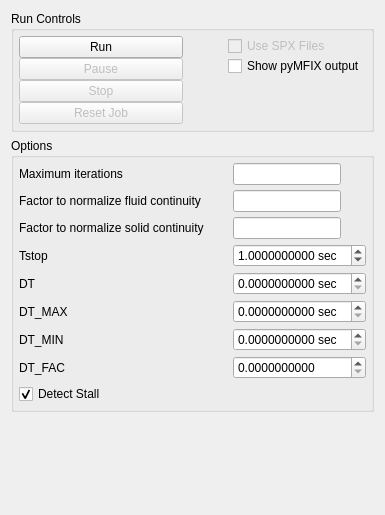
Above: gui/uifiles/run.ui from truongd8593/mfix before the change. Below: the same form after it.
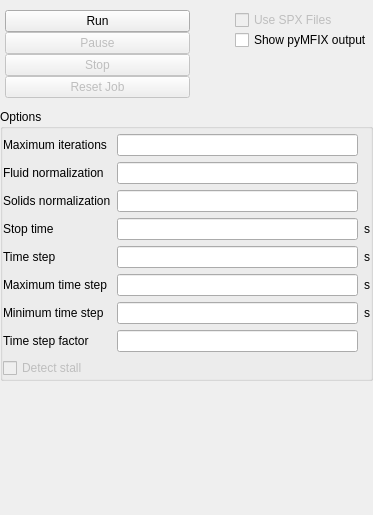
That is the form after the change. Custom widgets are drawn as their Qt base class.

Commit message: run pane:  change DoubleSpinBoxes to LineEdits, fix layout & labels

```diff
--- a/gui/uifiles/run.ui
+++ b/gui/uifiles/run.ui
@@ -6,11 +6,23 @@
    <rect>
     <x>0</x>
     <y>0</y>
-    <width>385</width>
+    <width>373</width>
     <height>515</height>
    </rect>
   </property>
   <layout class="QGridLayout" name="gridLayout">
+   <property name="leftMargin">
+    <number>0</number>
+   </property>
+   <property name="topMargin">
+    <number>5</number>
+   </property>
+   <property name="rightMargin">
+    <number>0</number>
+   </property>
+   <property name="bottomMargin">
+    <number>0</number>
+   </property>
    <item row="9" column="0">
     <widget class="QGroupBox" name="groupbox_run_options">
      <property name="title">
@@ -19,32 +31,54 @@
      <property name="flat">
       <bool>true</bool>
      </property>
-     <layout class="QGridLayout" name="gridLayout_4" rowstretch="0,0,0,0,0,0,0,0,0,0,0,0,0,0,0,0" columnstretch="0,0">
-      <property name="margin">
-       <number>5</number>
+     <layout class="QGridLayout" name="gridLayout_4">
+      <property name="leftMargin">
+       <number>0</number>
       </property>
-      <property name="spacing">
+      <property name="topMargin">
        <number>5</number>
       </property>
-      <item row="2" column="0">
-       <widget class="QLabel" name="label_2">
+      <property name="rightMargin">
+       <number>0</number>
+      </property>
+      <property name="bottomMargin">
+       <number>0</number>
+      </property>
+      <item row="0" column="0">
+       <widget class="QLabel" name="label_max_nit">
         <property name="text">
          <string>Maximum iterations</string>
         </property>
        </widget>
       </item>
-      <item row="2" column="1">
-       <widget class="LineEdit" name="lineedit_keyword_max_nit">
+      <item row="1" column="0">
+       <widget class="QLabel" name="label_norm_g">
         <property name="sizePolicy">
-         <sizepolicy hsizetype="Maximum" vsizetype="Fixed">
+         <sizepolicy hsizetype="Minimum" vsizetype="Preferred">
           <horstretch>0</horstretch>
           <verstretch>0</verstretch>
          </sizepolicy>
+        </property>
+        <property name="text">
+         <string>Fluid normalization</string>
+        </property>
+       </widget>
+      </item>
+      <item row="2" column="0">
+       <widget class="QLabel" name="label_norm_s">
+        <property name="sizePolicy">
+         <sizepolicy hsizetype="Minimum" vsizetype="Preferred">
+          <horstretch>0</horstretch>
+          <verstretch>0</verstretch>
+         </sizepolicy>
+        </property>
+        <property name="text">
+         <string>Solids normalization</string>
         </property>
        </widget>
       </item>
       <item row="3" column="0">
-       <widget class="QLabel" name="label_3">
+       <widget class="QLabel" name="label_tstop">
         <property name="sizePolicy">
          <sizepolicy hsizetype="Minimum" vsizetype="Preferred">
           <horstretch>0</horstretch>
@@ -52,22 +86,22 @@
          </sizepolicy>
         </property>
         <property name="text">
-         <string>Factor to normalize fluid continuity</string>
+         <string>Stop time</string>
         </property>
        </widget>
       </item>
       <item row="3" column="1">
-       <widget class="LineEdit" name="lineedit_keyword_norm_g">
-        <property name="sizePolicy">
-         <sizepolicy hsizetype="Maximum" vsizetype="Fixed">
-          <horstretch>0</horstretch>
-          <verstretch>0</verstretch>
-         </sizepolicy>
+       <widget class="LineEdit" name="lineedit_keyword_tstop"/>
+      </item>
+      <item row="3" column="2">
+       <widget class="QLabel" name="label_5">
+        <property name="text">
+         <string>s</string>
         </property>
        </widget>
       </item>
       <item row="4" column="0">
-       <widget class="QLabel" name="label_4">
+       <widget class="QLabel" name="label_dt">
         <property name="sizePolicy">
          <sizepolicy hsizetype="Minimum" vsizetype="Preferred">
           <horstretch>0</horstretch>
@@ -75,61 +109,55 @@
          </sizepolicy>
         </property>
         <property name="text">
-         <string>Factor to normalize solid continuity</string>
+         <string>Time step</string>
         </property>
        </widget>
       </item>
       <item row="4" column="1">
-       <widget class="LineEdit" name="lineedit_keyword_norm_s">
+       <widget class="LineEdit" name="lineedit_keyword_dt"/>
+      </item>
+      <item row="4" column="2">
+       <widget class="QLabel" name="label_6">
+        <property name="text">
+         <string>s</string>
+        </property>
+       </widget>
+      </item>
+      <item row="5" column="0">
+       <widget class="QLabel" name="label_dt_max">
         <property name="sizePolicy">
-         <sizepolicy hsizetype="Maximum" vsizetype="Fixed">
+         <sizepolicy hsizetype="Minimum" vsizetype="Preferred">
           <horstretch>0</horstretch>
           <verstretch>0</verstretch>
          </sizepolicy>
         </property>
+        <property name="text">
+         <string>Maximum time step</string>
+        </property>
        </widget>
       </item>
+      <item row="5" column="1">
+       <widget class="LineEdit" name="lineedit_keyword_dt_max"/>
+      </item>
       <item row="6" column="0">
-       <widget class="QLabel" name="label_128">
-        <property name="sizePolicy">
-         <sizepolicy hsizetype="Minimum" vsizetype="Preferred">
-          <horstretch>0</horstretch>
-          <verstretch>0</verstretch>
-         </sizepolicy>
+       <widget class="QLabel" name="label_dt_min">
+        <property name="text">
+         <string>Minimum time step</string>
         </property>
+       </widget>
+      </item>
+      <item row="6" column="1">
+       <widget class="LineEdit" name="lineedit_keyword_dt_min"/>
+      </item>
+      <item row="7" column="0">
+       <widget class="QLabel" name="label_dt_fac">
         <property name="text">
-         <string>Tstop</string>
+         <string>Time step factor</string>
         </property>
        </widget>
       </item>
       <item row="8" column="0">
-       <widget class="QLabel" name="label_130">
-        <property name="sizePolicy">
-         <sizepolicy hsizetype="Minimum" vsizetype="Preferred">
-          <horstretch>0</horstretch>
-          <verstretch>0</verstretch>
-         </sizepolicy>
-        </property>
-        <property name="text">
-         <string>DT</string>
-        </property>
-       </widget>
-      </item>
-      <item row="10" column="0">
-       <widget class="QLabel" name="label_131">
-        <property name="sizePolicy">
-         <sizepolicy hsizetype="Minimum" vsizetype="Preferred">
-          <horstretch>0</horstretch>
-          <verstretch>0</verstretch>
-         </sizepolicy>
-        </property>
-        <property name="text">
-         <string>DT_MAX</string>
-        </property>
-       </widget>
-      </item>
-      <item row="15" column="0">
-       <widget class="QFrame" name="frame_27">
+       <widget class="QFrame" name="frame_detect_stall">
         <property name="frameShape">
          <enum>QFrame::NoFrame</enum>
         </property>
@@ -153,94 +181,65 @@
           <number>5</number>
          </property>
          <item row="14" column="0">
-          <widget class="QCheckBox" name="checkBox">
+          <widget class="QCheckBox" name="checkbox_detect_stall">
+           <property name="enabled">
+            <bool>false</bool>
+           </property>
            <property name="text">
-            <string>Detect Stall</string>
+            <string>Detect stall</string>
            </property>
            <property name="checked">
-            <bool>true</bool>
+            <bool>false</bool>
            </property>
           </widget>
          </item>
         </layout>
        </widget>
       </item>
-      <item row="12" column="0">
-       <widget class="QLabel" name="label">
+      <item row="5" column="2">
+       <widget class="QLabel" name="label_7">
         <property name="text">
-         <string>DT_MIN</string>
+         <string>s</string>
         </property>
        </widget>
       </item>
-      <item row="14" column="0">
-       <widget class="QLabel" name="label_5">
+      <item row="6" column="2">
+       <widget class="QLabel" name="label_8">
         <property name="text">
-         <string>DT_FAC</string>
+         <string>s</string>
         </property>
        </widget>
       </item>
-      <item row="8" column="1">
-       <widget class="DoubleSpinBox" name="doublespinbox_keyword_dt">
-        <property name="suffix">
-         <string> sec</string>
-        </property>
-        <property name="decimals">
-         <number>10</number>
-        </property>
-        <property name="singleStep">
-         <double>0.000010000000000</double>
-        </property>
-       </widget>
+      <item row="7" column="1">
+       <widget class="LineEdit" name="lineedit_keyword_dt_fac"/>
       </item>
-      <item row="10" column="1">
-       <widget class="DoubleSpinBox" name="doublespinbox_keyword_dt_max">
-        <property name="suffix">
-         <string> sec</string>
+      <item row="2" column="1">
+       <widget class="LineEdit" name="lineedit_keyword_norm_s">
+        <property name="sizePolicy">
+         <sizepolicy hsizetype="Expanding" vsizetype="Fixed">
+          <horstretch>0</horstretch>
+          <verstretch>0</verstretch>
+         </sizepolicy>
         </property>
-        <property name="decimals">
-         <number>10</number>
-        </property>
-        <property name="singleStep">
-         <double>0.000010000000000</double>
-        </property>
        </widget>
       </item>
-      <item row="12" column="1">
-       <widget class="DoubleSpinBox" name="doublespinbox_keyword_dt_min">
-        <property name="suffix">
-         <string> sec</string>
+      <item row="1" column="1">
+       <widget class="LineEdit" name="lineedit_keyword_norm_g">
+        <property name="sizePolicy">
+         <sizepolicy hsizetype="Expanding" vsizetype="Fixed">
+          <horstretch>0</horstretch>
+          <verstretch>0</verstretch>
+         </sizepolicy>
         </property>
-        <property name="decimals">
-         <number>10</number>
-        </property>
-        <property name="singleStep">
-         <double>0.000010000000000</double>
-        </property>
        </widget>
       </item>
-      <item row="14" column="1">
-       <widget class="DoubleSpinBox" name="doublespinbox_keyword_dt_fac">
-        <property name="suffix">
-         <string> </string>
-        </property>
-        <property name="decimals">
-         <number>10</number>
-        </property>
-        <property name="singleStep">
-         <double>0.000010000000000</double>
-        </property>
-       </widget>
-      </item>
-      <item row="6" column="1">
-       <widget class="DoubleSpinBox" name="doublespinbox_keyword_tstop">
-        <property name="suffix">
-         <string> sec</string>
-        </property>
-        <property name="decimals">
-         <number>10</number>
-        </property>
-        <property name="value">
-         <double>1.000000000000000</double>
+      <item row="0" column="1">
+       <widget class="LineEdit" name="lineedit_keyword_max_nit">
+        <property name="sizePolicy">
+         <sizepolicy hsizetype="Expanding" vsizetype="Fixed">
+          <horstretch>0</horstretch>
+          <verstretch>0</verstretch>
+         </sizepolicy>
         </property>
        </widget>
       </item>
@@ -261,7 +260,7 @@
     </spacer>
    </item>
    <item row="1" column="0" rowspan="6">
-    <widget class="QGroupBox" name="groupBox_2">
+    <widget class="QFrame" name="frame_2">
      <property name="sizePolicy">
       <sizepolicy hsizetype="Preferred" vsizetype="Preferred">
        <horstretch>0</horstretch>
@@ -280,14 +279,17 @@
        <height>16777215</height>
       </size>
      </property>
-     <property name="title">
-      <string>Run Controls</string>
-     </property>
-     <property name="flat">
-      <bool>true</bool>
-     </property>
      <layout class="QGridLayout" name="gridLayout_3">
-      <property name="margin">
+      <property name="leftMargin">
+       <number>5</number>
+      </property>
+      <property name="topMargin">
+       <number>5</number>
+      </property>
+      <property name="rightMargin">
+       <number>0</number>
+      </property>
+      <property name="bottomMargin">
        <number>5</number>
       </property>
       <property name="spacing">
@@ -302,7 +304,16 @@
          <enum>QFrame::Plain</enum>
         </property>
         <layout class="QGridLayout" name="gridLayout_2">
-         <property name="margin">
+         <property name="leftMargin">
+          <number>0</number>
+         </property>
+         <property name="topMargin">
+          <number>0</number>
+         </property>
+         <property name="rightMargin">
+          <number>0</number>
+         </property>
+         <property name="bottomMargin">
           <number>0</number>
          </property>
          <property name="spacing">
@@ -345,7 +356,16 @@
             <property name="spacing">
              <number>0</number>
             </property>
-            <property name="margin">
+            <property name="leftMargin">
+             <number>0</number>
+            </property>
+            <property name="topMargin">
+             <number>0</number>
+            </property>
+            <property name="rightMargin">
+             <number>0</number>
+            </property>
+            <property name="bottomMargin">
              <number>0</number>
             </property>
             <item>
@@ -436,7 +456,16 @@
          <property name="spacing">
           <number>0</number>
          </property>
-         <property name="margin">
+         <property name="leftMargin">
+          <number>0</number>
+         </property>
+         <property name="topMargin">
+          <number>0</number>
+         </property>
+         <property name="rightMargin">
+          <number>0</number>
+         </property>
+         <property name="bottomMargin">
           <number>0</number>
          </property>
          <item>
@@ -498,11 +527,6 @@
    <extends>QLineEdit</extends>
    <header>widgets/base</header>
   </customwidget>
-  <customwidget>
-   <class>DoubleSpinBox</class>
-   <extends>QDoubleSpinBox</extends>
-   <header>widgets/base</header>
-  </customwidget>
  </customwidgets>
  <resources/>
  <connections/>
```
